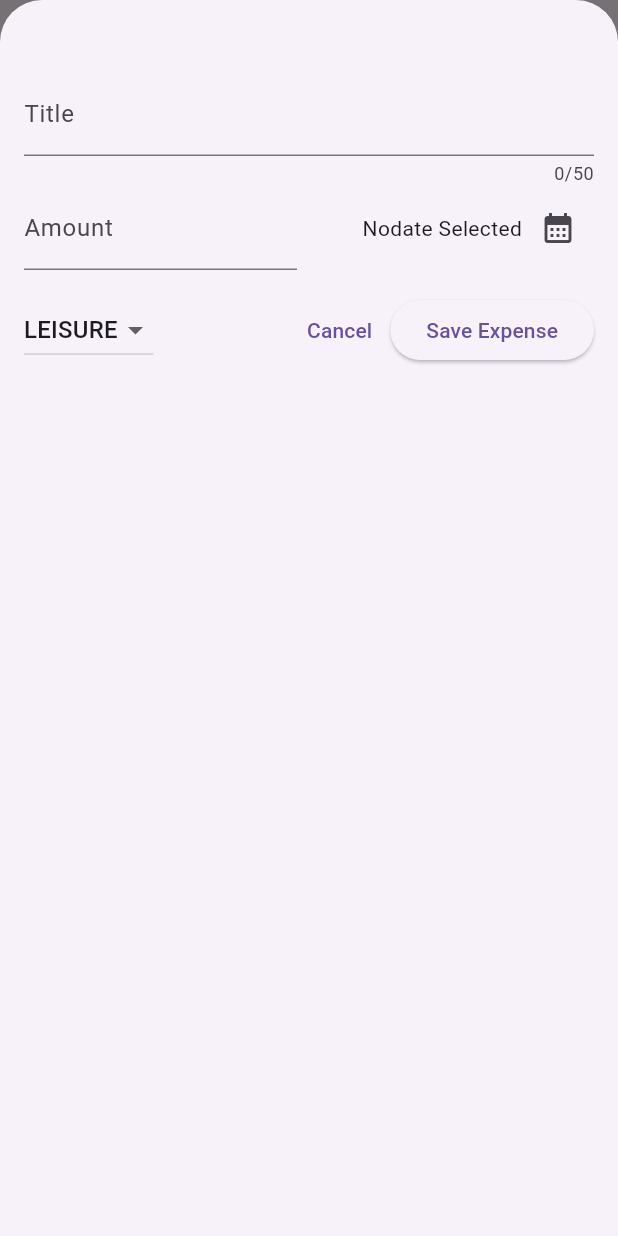
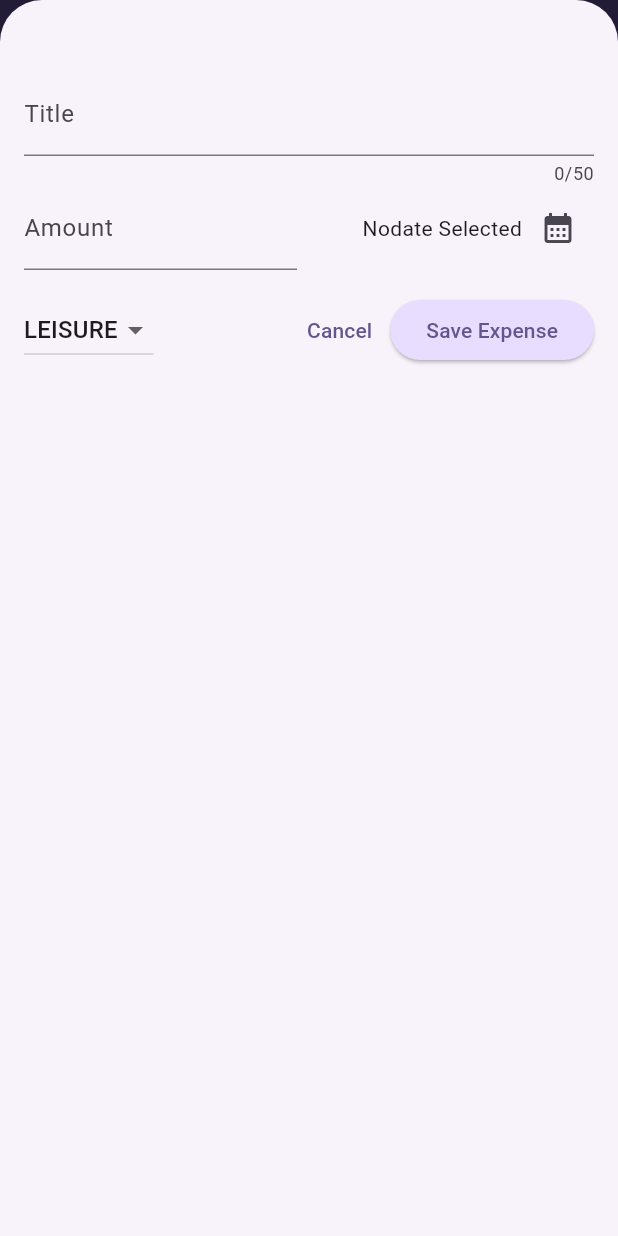
Before and after one commit to LokmanHossen/Expense_Teracker_flutter, a Flutter app: the screen it shows after launch, after a tap on the "add" icon, on a phone screen of 412 x 824 dp. Run offline on Flutter 3.47's test engine with Material 3 defaults, Android fonts, the phone set to English and light mode, and no system bars.

Commit message:
AddColorTheme

```diff
--- a/lib/main.dart
+++ b/lib/main.dart
@@ -1,11 +1,41 @@
 import 'package:expense_tracker_flutter/widget/expenses.dart';
 import 'package:flutter/material.dart';
 
+var kColorScheme =
+    ColorScheme.fromSeed(seedColor: const Color.fromARGB(255, 96, 59, 181));
+
 void main() {
   runApp(
-    const MaterialApp(
+    MaterialApp(
+      theme: ThemeData().copyWith(
+        useMaterial3: true,
+        colorScheme: kColorScheme,
+        appBarTheme: const AppBarTheme().copyWith(
+          backgroundColor: kColorScheme.onPrimaryContainer,
+          foregroundColor: kColorScheme.primaryContainer,
+        ),
+        cardTheme: const CardTheme().copyWith(
+          color: kColorScheme.secondaryContainer,
+          margin: const EdgeInsets.symmetric(
+            horizontal: 16,
+            vertical: 8,
+          ),
+        ),
+        elevatedButtonTheme: ElevatedButtonThemeData(
+          style: ElevatedButton.styleFrom(
+            backgroundColor: kColorScheme.primaryContainer,
+          ),
+        ),
+        textTheme: ThemeData().textTheme.copyWith(
+              titleLarge: TextStyle(
+                fontWeight: FontWeight.normal,
+                color: kColorScheme.onSecondaryContainer,
+                fontSize: 14,
+              ),
+            ),
+      ),
       debugShowCheckedModeBanner: false,
-      home: Expenses(),
+      home: const Expenses(),
     ),
   );
 }
```
